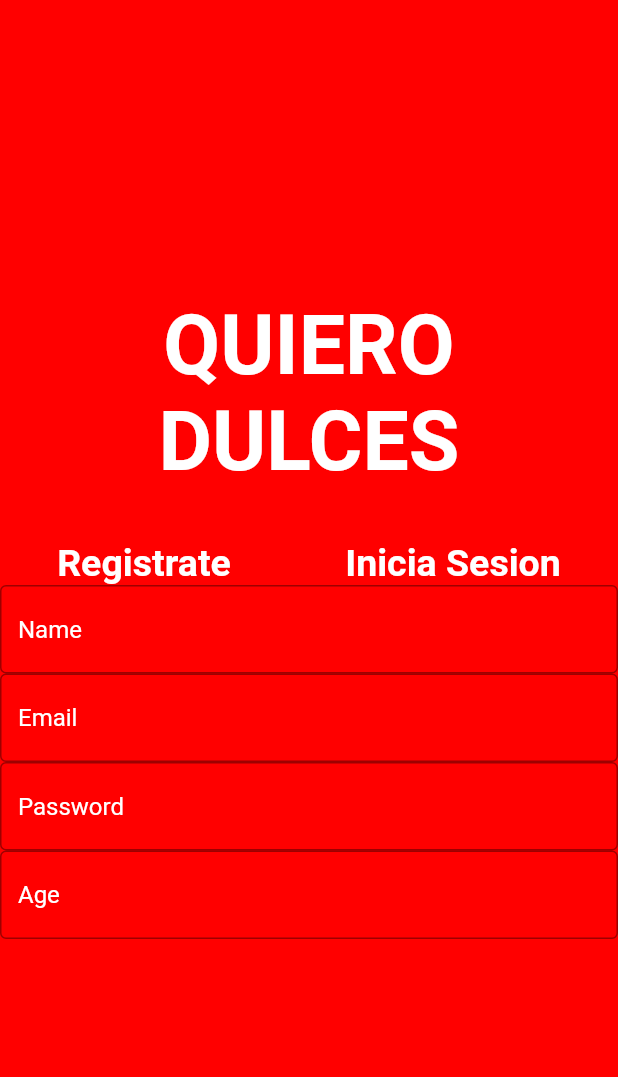
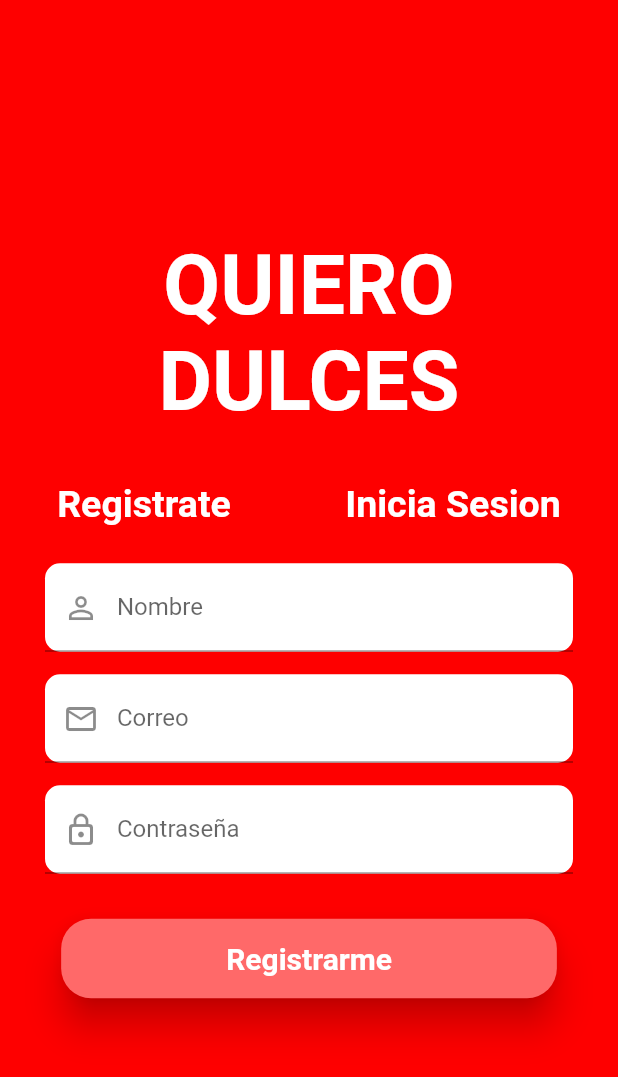
Before and after one commit to jaa-quishpe/Proyecto-Dulceria, a Flutter app: the screen it shows after launch, after a tap on "Registrate", on a phone screen of 412 x 824 dp. Shown: the top 1077 px of the screen. Run offline on Flutter 3.47's test engine with Material 2 defaults, Android fonts, the phone set to English and light mode, and no system bars; our stand-ins replace rxdart; Roboto replaces fonts that are missing (Impact).

Commit message:
login register views +

```diff
--- /dev/null
+++ b/lib/block/login_bloc.dart
@@ -0,0 +1,30 @@
+import 'dart:async';
+import 'package:dulces/block/validators.dart';
+import 'package:rxdart/rxdart.dart';
+
+class LoginBloc with Validators {
+  final _emailController = BehaviorSubject<String>();
+  final _passwordController = BehaviorSubject<String>();
+
+  // Recuperar los datos del Stream
+  Stream<String> get emailStream =>
+      _emailController.stream.transform(validarEmail);
+  Stream<String> get passwordStream =>
+      _passwordController.stream.transform(validarPassword);
+
+  Stream<bool> get formValidStream =>
+      Rx.combineLatest2(emailStream, passwordStream, (e, p) => true);
+
+  // Insertar valores al Stream
+  Function(String) get changeEmail => _emailController.sink.add;
+  Function(String) get changePassword => _passwordController.sink.add;
+
+  // Obtener el último valor ingresado a los streams
+  String get email => _emailController.value;
+  String get password => _passwordController.value;
+
+  dispose() {
+    _emailController.close();
+    _passwordController.close();
+  }
+}
--- a/lib/screen/home_screen.dart
+++ b/lib/screen/home_screen.dart
@@ -1,35 +1,22 @@
+import 'package:dulces/block/login_bloc.dart';
 import 'package:flutter/material.dart';
 
 class HomeScreen extends StatefulWidget {
   const HomeScreen({Key? key}) : super(key: key);
+  @override
   State<HomeScreen> createState() => _HomeScreenState();
 }
 
 class _HomeScreenState extends State<HomeScreen> {
-  int opctionView = 0;
-  void changeState(int option) => setState(() => opctionView = option);
+  bool selectLogin = true;
 
   @override
   Widget build(BuildContext context) {
-    List<Widget> viewsHome = <Widget>[
-      LoginScreen(
-        changeState: changeState,
-      ),
-      RegisterScreen(
-        changeState: changeState,
-      ),
-    ];
-    return Scaffold(body: Center(child: SizedBox(width: 500.0,child: viewsHome[opctionView])));
-  }
-}
-
-class LoginScreen extends StatelessWidget {
-  final Function changeState;
-  const LoginScreen({Key? key, required this.changeState}) : super(key: key);
-
-  @override
-  Widget build(BuildContext context) {
-    return Center(
+    final LoginBloc bloc = LoginBloc();
+    return SafeArea(
+      child: Scaffold(
+        backgroundColor: const Color(0xffFE0000),
+        body: Center(
           child: SingleChildScrollView(
             child: Column(
               mainAxisAlignment: MainAxisAlignment.center,
@@ -51,7 +38,11 @@ class LoginScreen extends StatelessWidget {
                   mainAxisAlignment: MainAxisAlignment.spaceAround,
                   children: [
                     GestureDetector(
-                  onTap: () => changeState(1),
+                      onTap: () {
+                        setState(() {
+                          selectLogin = true;
+                        });
+                      },
                       child: const Text(
                         'Registrate',
                         style: TextStyle(
@@ -62,7 +53,11 @@ class LoginScreen extends StatelessWidget {
                       ),
                     ),
                     GestureDetector(
-                  onTap: () {},
+                      onTap: () {
+                        setState(() {
+                          selectLogin = false;
+                        });
+                      },
                       child: const Text(
                         'Inicia Sesion',
                         style: TextStyle(
@@ -74,108 +69,252 @@ class LoginScreen extends StatelessWidget {
                     ),
                   ],
                 ),
-            const TextField(
-              decoration: InputDecoration(
-                border: OutlineInputBorder(),
-                hintText: 'Email',
-                hintStyle: TextStyle(color: Colors.white),
+                (selectLogin) ? _columnSignup(bloc) : _columnLogin(bloc),
+              ],
             ),
           ),
-            const TextField(
-              decoration: InputDecoration(
-                border: OutlineInputBorder(),
-                hintText: 'Password',
-                hintStyle: TextStyle(color: Colors.white),
-              ),
-            ),
-          ],
         ),
       ),
     );
   }
+
+  Widget _textFieldName() {
+    return TextFieldGeneral(
+      labelText: 'Nombre',
+      hintText: 'Eduardo Garcia',
+      icon: Icons.person_outline,
+      onChanged: (value) {},
+    );
   }
 
-class RegisterScreen extends StatelessWidget {
-  final Function changeState;
-  const RegisterScreen({Key? key, required this.changeState}) : super(key: key);
+  Widget _textFieldEmail(LoginBloc bloc) {
+    return StreamBuilder(
+      stream: bloc.emailStream,
+      builder: (BuildContext context, AsyncSnapshot snapshot) {
+        return TextFieldGeneral(
+          labelText: 'Correo',
+          hintText: 'Eduardo Garcia',
+          icon: Icons.email_outlined,
+          onChanged: bloc.changeEmail,
+        );
+      },
+    );
+  }
+
+  Widget _textFieldPassword(LoginBloc bloc) {
+    return StreamBuilder(
+      stream: bloc.passwordStream,
+      builder: (BuildContext context, AsyncSnapshot snapshot) {
+        return TextFieldGeneral(
+          labelText: 'Contraseña',
+          icon: Icons.lock_outline_rounded,
+          obscureText: true,
+          onChanged: bloc.changePassword,
+        );
+      },
+    );
+  }
+
+  Widget _buttonSignUp() {
+    return TextButton(
+      style: ButtonStyle(
+        elevation: MaterialStateProperty.all(10),
+        backgroundColor: MaterialStateProperty.all(
+          const Color(0xffFF6969),
+        ),
+        padding: MaterialStateProperty.all(
+          const EdgeInsets.symmetric(
+            horizontal: 110,
+            vertical: 15.0,
+          ),
+        ),
+        shape: MaterialStateProperty.all(
+          RoundedRectangleBorder(
+            borderRadius: BorderRadius.circular(20),
+          ),
+        ),
+      ),
+      child: const Text(
+        'Registrarme',
+        style: TextStyle(
+          color: Colors.white,
+          fontWeight: FontWeight.w700,
+          fontSize: 20.0,
+        ),
+      ),
+      onPressed: () {},
+    );
+  }
+
+  Widget _columnSignup(LoginBloc bloc) {
+    return Column(
+      children: [
+        const SizedBox(
+          height: 25.0,
+        ),
+        _textFieldName(),
+        const SizedBox(
+          height: 15.0,
+        ),
+        _textFieldEmail(bloc),
+        const SizedBox(
+          height: 15.0,
+        ),
+        _textFieldPassword(bloc),
+        const SizedBox(
+          height: 30.0,
+        ),
+        _buttonSignUp(),
+      ],
+    );
+  }
+
+  Widget _columnLogin(LoginBloc bloc) {
+    return Column(
+      children: [
+        const SizedBox(
+          height: 15.0,
+        ),
+        _textFieldEmailLogin(bloc),
+        const SizedBox(
+          height: 15.0,
+        ),
+        _textFieldPasswordLogin(bloc),
+        const SizedBox(
+          height: 25.0,
+        ),
+        const Text(
+          'Olvidé mi Contraseña',
+          style: TextStyle(
+            fontSize: 15.0,
+            color: Colors.white,
+            fontWeight: FontWeight.w700,
+          ),
+        ),
+        const SizedBox(
+          height: 65.0,
+        ),
+        _buttonLogin(),
+      ],
+    );
+  }
+
+  Widget _textFieldEmailLogin(LoginBloc bloc) {
+    return StreamBuilder(
+      stream: bloc.emailStream,
+      builder: (BuildContext context, AsyncSnapshot snapshot) {
+        return TextFieldGeneral(
+          labelText: 'Correo',
+          hintText: 'ejemplo@correo.com',
+          icon: Icons.mail_outline,
+          onChanged: bloc.changeEmail,
+        );
+      },
+    );
+  }
+
+  Widget _textFieldPasswordLogin(LoginBloc bloc) {
+    return StreamBuilder(
+      stream: bloc.emailStream,
+      builder: (BuildContext context, AsyncSnapshot snapshot) {
+        return TextFieldGeneral(
+          labelText: 'Contraseña',
+          icon: Icons.lock_outline_rounded,
+          obscureText: true,
+          onChanged: bloc.changePassword,
+        );
+      },
+    );
+  }
+
+  Widget _buttonLogin() {
+    return ElevatedButton(
+      style: ButtonStyle(
+        elevation: MaterialStateProperty.resolveWith<double>(
+          (states) => 10.0,
+        ),
+        shape: MaterialStateProperty.resolveWith(
+          (states) => RoundedRectangleBorder(
+            borderRadius: BorderRadius.circular(10),
+          ),
+        ),
+        backgroundColor: MaterialStateProperty.resolveWith<Color>(
+            (states) => const Color(0xffFF6969)),
+        padding: MaterialStateProperty.resolveWith<EdgeInsets>(
+          (states) => const EdgeInsets.symmetric(
+            horizontal: 40.0,
+          ),
+        ),
+      ),
+      child: Text(
+        'Entrar'.toUpperCase(),
+        style: const TextStyle(
+          color: Colors.white,
+          fontSize: 20.0,
+          fontWeight: FontWeight.w700,
+        ),
+      ),
+      onPressed: () {
+        // setState(() {
+        //   Navigator.pushNamed(context, MenuBottomNavigation.id);
+        // });
+      },
+    );
+  }
+}
+
+class FieldsCustom extends StatelessWidget {
+  const FieldsCustom({Key? key}) : super(key: key);
 
   @override
   Widget build(BuildContext context) {
-    return Center(
-      child: SingleChildScrollView(
-        child: Column(
-          mainAxisAlignment: MainAxisAlignment.center,
-          children: [
-            Text(
-              "Quiero \nDulces".toUpperCase(),
-              textAlign: TextAlign.center,
-              style: const TextStyle(
+    return Container();
+  }
+}
+
+class TextFieldGeneral extends StatelessWidget {
+  final String labelText;
+  final String? hintText;
+  final Function onChanged;
+  final dynamic keyboardType;
+  final IconData? icon;
+  final bool obscureText;
+  final String? errorText;
+  const TextFieldGeneral({
+    Key? key,
+    required this.labelText,
+    this.hintText,
+    required this.onChanged,
+    this.keyboardType,
+    this.icon,
+    this.obscureText = false,
+    this.errorText,
+  }) : super(key: key);
+
+  @override
+  Widget build(BuildContext context) {
+    String change(String value) {
+      return value;
+    }
+
+    return Container(
+      margin: const EdgeInsets.symmetric(
+        horizontal: 30.0,
+      ),
+      decoration: BoxDecoration(
         color: Colors.white,
-                fontSize: 55,
-                fontWeight: FontWeight.bold,
-                fontFamily: 'Impact',
+        borderRadius: BorderRadius.circular(10),
       ),
+      child: TextField(
+        keyboardType: keyboardType,
+        obscureText: obscureText,
+        decoration: InputDecoration(
+          errorText: errorText,
+          prefixIcon: Icon(icon),
+          labelText: labelText,
+          hintText: hintText,
         ),
-            const SizedBox(
-              height: 35.0,
-            ),
-            Row(
-              mainAxisAlignment: MainAxisAlignment.spaceAround,
-              children: [
-                GestureDetector(
-                  onTap: () => changeState(0),
-                  child: const Text(
-                    'Registrate',
-                    style: TextStyle(
-                      color: Colors.white,
-                      fontSize: 25.0,
-                      fontWeight: FontWeight.bold,
-                    ),
-                  ),
-                ),
-                GestureDetector(
-                  onTap: () {},
-                  child: const Text(
-                    'Inicia Sesion',
-                    style: TextStyle(
-                      color: Colors.white,
-                      fontSize: 25.0,
-                      fontWeight: FontWeight.bold,
-                    ),
-                  ),
-                ),
-              ],
-            ),
-            const TextField(
-              decoration: InputDecoration(
-                border: OutlineInputBorder(),
-                hintText: 'Name',
-                hintStyle: TextStyle(color: Colors.white),
-              ),
-            ),
-            const TextField(
-              decoration: InputDecoration(
-                border: OutlineInputBorder(),
-                hintText: 'Email',
-                hintStyle: TextStyle(color: Colors.white),
-              ),
-            ),
-            const TextField(
-              decoration: InputDecoration(
-                border: OutlineInputBorder(),
-                hintText: 'Password',
-                hintStyle: TextStyle(color: Colors.white),
-              ),
-            ),
-            const TextField(
-              decoration: InputDecoration(
-                border: OutlineInputBorder(),
-                hintText: 'Age',
-                hintStyle: TextStyle(color: Colors.white),
-              ),
-            ),
-          ],
-        ),
+        onChanged: (value) => change(value),
       ),
     );
   }
--- a/pubspec.yaml
+++ b/pubspec.yaml
@@ -3,7 +3,7 @@ description: A new Flutter project.
 
 # The following line prevents the package from being accidentally published to
 # pub.dev using `flutter pub publish`. This is preferred for private packages.
-publish_to: 'none' # Remove this line if you wish to publish to pub.dev
+publish_to: "none" # Remove this line if you wish to publish to pub.dev
 
 # The following defines the version and build number for your application.
 # A version number is three numbers separated by dots, like 1.2.43
@@ -30,10 +30,10 @@ dependencies:
   flutter:
     sdk: flutter
 
-
   # The following adds the Cupertino Icons font to your application.
   # Use with the CupertinoIcons class for iOS style icons.
   cupertino_icons: ^1.0.2
+  rxdart: ^0.27.3
 
 dev_dependencies:
   flutter_test:
@@ -51,7 +51,6 @@ dev_dependencies:
 
 # The following section is specific to Flutter.
 flutter:
-
   # The following line ensures that the Material Icons font is
   # included with your application, so that you can use the icons in
   # the material Icons class.
```
Also changed, not shown: lib/block/validators.dart (added, +25 -0 lines), pubspec.lock. Lines whose indentation alone changed are shown as unchanged.
